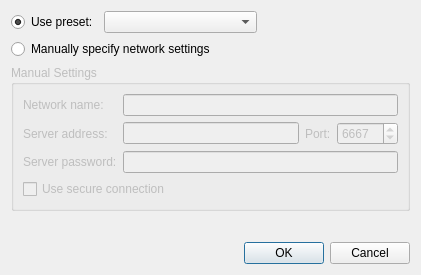
This is src/qtui/settingspages/networkadddlg.ui in quassel/quassel as Qt 5 draws it before an edit. The edited form follows.
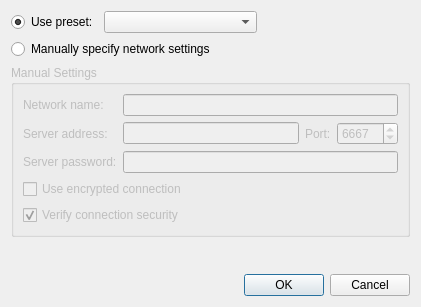
This is the edited form.

Commit message: Optionally verify SSL connection to IRC servers

What changed in the file:
```diff
--- a/src/qtui/settingspages/networkadddlg.ui
+++ b/src/qtui/settingspages/networkadddlg.ui
@@ -7,7 +7,7 @@
     <x>0</x>
     <y>0</y>
     <width>421</width>
-    <height>275</height>
+    <height>307</height>
    </rect>
   </property>
   <property name="windowTitle">
@@ -128,7 +128,23 @@
       <item>
        <widget class="QCheckBox" name="useSSL">
         <property name="text">
-         <string>Use secure connection</string>
+         <string>Use encrypted connection</string>
+        </property>
+       </widget>
+      </item>
+      <item>
+       <widget class="QCheckBox" name="sslVerify">
+        <property name="enabled">
+         <bool>false</bool>
+        </property>
+        <property name="toolTip">
+         <string>&lt;p&gt;Verify the encrypted connection provides a valid certificate, increasing security.&lt;br/&gt;Uncheck if the IRC server uses a self-signed or invalid certificate.&lt;/p&gt;</string>
+        </property>
+        <property name="text">
+         <string>Verify connection security</string>
+        </property>
+        <property name="checked">
+         <bool>true</bool>
         </property>
        </widget>
       </item>
```
Left out of the diff: 4 changed lines with no effect on the pictures. The commit also changes 189 other files.
